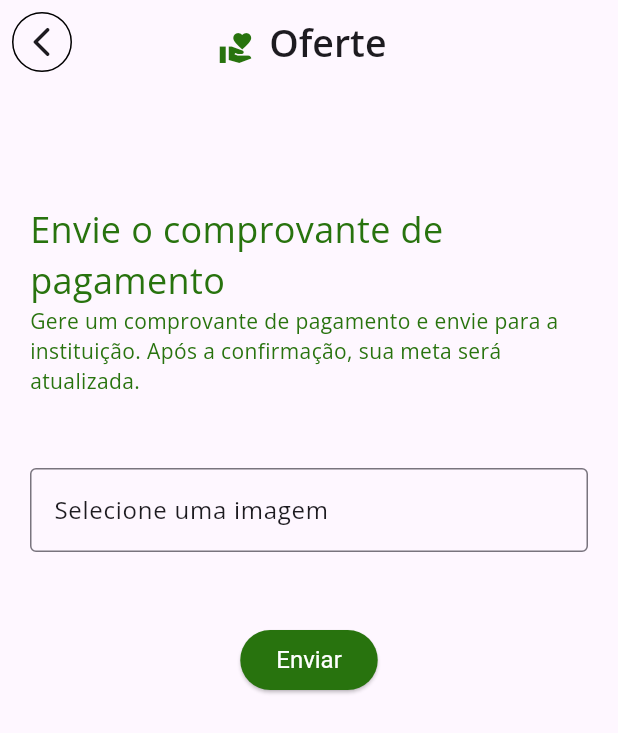
After one commit to gui-henri/cint, a Flutter app: the Comprovante screen opened by its route, on a phone screen of 412 x 824 dp. The commit adds this screen. Shown: the top 733 px of the screen. Run offline on Flutter 3.47's test engine with Material 3 defaults, Android fonts, the phone set to English and light mode, and no system bars; our stand-ins replace carousel_slider, flutter_dotenv, flutter_speed_dial, geolocator, google_fonts, google_maps_flutter and 4 more; missing offline and left inert: flutter_config; accounts and stored records are empty.

Commit message:
doação por pix

```diff
--- /dev/null
+++ b/lib/pages/doacao/comprovante.dart
@@ -0,0 +1,150 @@
+import 'dart:io';
+
+import 'package:cint/pages/home.page.dart';
+import 'package:cint/pages/ong.page.dart';
+import 'package:flutter/material.dart';
+import 'package:image_picker/image_picker.dart';
+
+class Comprovante extends StatefulWidget {
+  const Comprovante({Key? key}) : super(key: key);
+
+  static const routeName = '/comprovante';
+
+  @override
+  State<Comprovante> createState() => _ComprovanteState();
+}
+
+class _ComprovanteState extends State<Comprovante> {
+
+  File? _image;
+  final ImagePicker _picker = ImagePicker();
+
+  Future<void> _pickImageFromGallery() async {
+    final XFile? pickedFile = await _picker.pickImage(source: ImageSource.gallery);
+
+    if (pickedFile != null) {
+      setState(() {
+        _image = File(pickedFile.path);
+      });
+    }
+  }
+
+  @override
+  Widget build(BuildContext context) {
+    return Scaffold(
+        appBar: AppBar(
+          leading: IconButton(
+            icon: const Icon(Icons.arrow_back_ios_rounded),
+            style: ButtonStyle(
+                shape: WidgetStateProperty.all(const CircleBorder(
+              side: BorderSide(
+                width: 1,
+                color: Colors.black,
+              ),
+            ))),
+            onPressed: () {
+              Navigator.pop(context);
+            },
+          ),
+          title: const FractionallySizedBox(
+            widthFactor: 0.8,
+            child: Row(
+              mainAxisAlignment: MainAxisAlignment.center,
+              crossAxisAlignment: CrossAxisAlignment.end,
+              children: [
+                Icon(Icons.volunteer_activism, color: Color(0xFF28730E)),
+                SizedBox(width: 10),
+                Text(
+                  'Oferte',
+                  style: TextStyle(fontSize: 25, fontWeight: FontWeight.w600),
+                ),
+              ],
+            ),
+          ),
+        ),
+        body: SingleChildScrollView(
+            child: Column(children: [
+          Padding(
+            padding: const EdgeInsets.fromLTRB(20, 0, 20, 20),
+            child: FractionallySizedBox(
+              widthFactor: 1,
+              child: Column(
+                mainAxisAlignment: MainAxisAlignment.center,
+                children: [
+                  const SizedBox(height: 80),
+                  const Text(
+                    'Envie o comprovante de pagamento',
+                    style: TextStyle(
+                      color: Color(0xFF28730E),
+                      fontSize: 24.0,
+                    ),
+                  ),
+                  const Text(
+                    'Gere um comprovante de pagamento e envie para a instituição. Após a confirmação, sua meta será atualizada.',
+                    style: TextStyle(
+                      color: Color(0xFF28730E),
+                      fontSize: 14.0,
+                    ),
+                  ),
+                  const SizedBox(height: 48),
+                  Row(
+                    children: [
+                      Expanded(
+                        child: TextField(
+                          controller: TextEditingController(
+                              text: _image != null ? _image!.path : "Selecione uma imagem"
+                          ),
+                          onTap: () {
+                            _pickImageFromGallery();
+                          },
+                          readOnly: true,
+                          decoration: const InputDecoration(
+                            border: OutlineInputBorder(),
+                          ),
+                        ),
+                      ),
+                    ],
+                  ),
+                  const SizedBox(height: 48),
+                  ElevatedButton(
+                    style: ButtonStyle(
+                      foregroundColor:
+                          WidgetStateProperty.all<Color>(Colors.white),
+                      textStyle: WidgetStateProperty.all<TextStyle>(
+                        const TextStyle(
+                          color: Colors.white,
+                          fontSize: 16,
+                        ),
+                      ),
+                      backgroundColor: WidgetStateProperty.all<Color>(
+                        const Color(0xFF28730E),
+                      ),
+                    ),
+                    onPressed: () {
+                      if (_image != null) {
+                        ScaffoldMessenger.of(context).showSnackBar(
+                          const SnackBar(
+                            content: Text('Comprovante enviado com sucesso! Sua meta será atualizada em breve.'),
+                          ),
+                        );
+                        Navigator.pushNamed(context, HomePage.routeName);
+                      } else {
+                        ScaffoldMessenger.of(context).showSnackBar(
+                          const SnackBar(
+                            content: Text('Selecione uma imagem!'),
+                          ),
+                        );
+                      }
+                    },
+                    child: const Text('Enviar'),
+                  ),
+                  const SizedBox(
+                    height: 20,
+                  ),
+                ],
+              ),
+            ),
+          ),
+        ])));
+  }
+}
--- a/lib/repositorys/ong.repository.dart
+++ b/lib/repositorys/ong.repository.dart
@@ -10,7 +10,7 @@ class OngRepository {
   Future<List<Map<String, dynamic>>> getOneWithPhotos(String id) async {
     final response = await Supabase.instance.client
                             .from('instituicao')
-                            .select('id, nome, foto_instituicao (url), foto, descricao, id_categoria, nota, endereco')
+                            .select('id, nome, foto_instituicao (url), foto, descricao, id_categoria, nota, endereco, pix')
                             .eq('id', id);
     return response;
   }
--- a/lib/routes.dart
+++ b/lib/routes.dart
@@ -5,6 +5,8 @@ import 'package:cint/pages/apresentacao/apresentacao1.dart';
 import 'package:cint/pages/apresentacao/apresentacao2.dart';
 import 'package:cint/pages/apresentacao/apresentacao3.dart';
 import 'package:cint/pages/desempenho.page.dart';
+import 'package:cint/pages/doacao/comprovante.dart';
+import 'package:cint/pages/doacao/inicio.dart';
 import 'package:cint/pages/doar_necessidade.page.dart';
 import 'package:cint/pages/home.page.dart';
 import 'package:cint/pages/login_dev.page.dart';
@@ -43,4 +45,6 @@ Map<String, Widget Function(dynamic)> instanceRoutes(BuildContext context) => {
       Desempenho.routeName: (context) => const Desempenho(),
       MetaBatida.routeName: (context) => const MetaBatida(),
       NecessidadeForm.routeName: (context) => const NecessidadeForm(),
+      DoarInicio.routeName: (context) => const DoarInicio(),
+      Comprovante.routeName: (context) => const Comprovante(),
     };
```
Also changed, not shown: lib/pages/doacao/inicio.dart (added, +173 -0 lines), lib/pages/explorar.page.dart (+12 -0 lines), lib/pages/ong.page.dart (+5 -2 lines).
